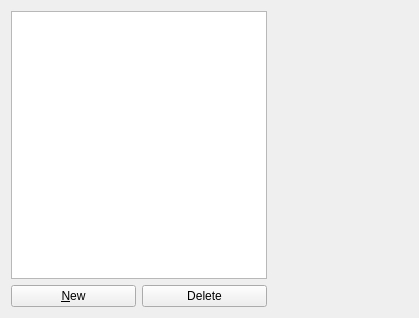
KDE/koffice, file plugins/textshape/dialogs/StyleManager.ui: the form before one commit.
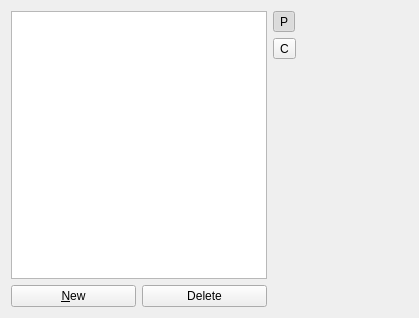
The form after the commit. The open tabs and pages were chosen to show the change. Custom widgets are drawn as their Qt base class.

Commit message: Make it possible to change character style again.

Patch:
```diff
--- a/plugins/textshape/dialogs/StyleManager.ui
+++ b/plugins/textshape/dialogs/StyleManager.ui
@@ -27,14 +27,8 @@
      </property>
     </widget>
    </item>
-   <item row="0" column="2" rowspan="2">
+   <item row="0" column="4" rowspan="2">
     <widget class="QStackedWidget" name="stackedWidget">
-     <property name="sizePolicy">
-      <sizepolicy hsizetype="Expanding" vsizetype="Preferred">
-       <horstretch>0</horstretch>
-       <verstretch>0</verstretch>
-      </sizepolicy>
-     </property>
      <property name="currentIndex">
       <number>0</number>
      </property>
@@ -58,6 +52,57 @@
      </property>
     </widget>
    </item>
+   <item row="0" column="2" rowspan="2">
+    <widget class="QWidget" name="styleTypeContainer" native="true">
+     <layout class="QVBoxLayout" name="verticalLayout">
+      <property name="margin">
+       <number>0</number>
+      </property>
+      <item>
+       <widget class="QToolButton" name="paragButton">
+        <property name="text">
+         <string>P</string>
+        </property>
+        <property name="checkable">
+         <bool>true</bool>
+        </property>
+        <property name="checked">
+         <bool>true</bool>
+        </property>
+        <property name="autoExclusive">
+         <bool>true</bool>
+        </property>
+       </widget>
+      </item>
+      <item>
+       <widget class="QToolButton" name="charButton">
+        <property name="text">
+         <string>C</string>
+        </property>
+        <property name="checkable">
+         <bool>true</bool>
+        </property>
+        <property name="autoExclusive">
+         <bool>true</bool>
+        </property>
+       </widget>
+      </item>
+      <item>
+       <spacer name="verticalSpacer">
+        <property name="orientation">
+         <enum>Qt::Vertical</enum>
+        </property>
+        <property name="sizeHint" stdset="0">
+         <size>
+          <width>20</width>
+          <height>40</height>
+         </size>
+        </property>
+       </spacer>
+      </item>
+     </layout>
+    </widget>
+   </item>
   </layout>
  </widget>
  <customwidgets>
```
Left out of the diff: 11 changed lines with no effect on the pictures. The commit also changes 5 other files.
